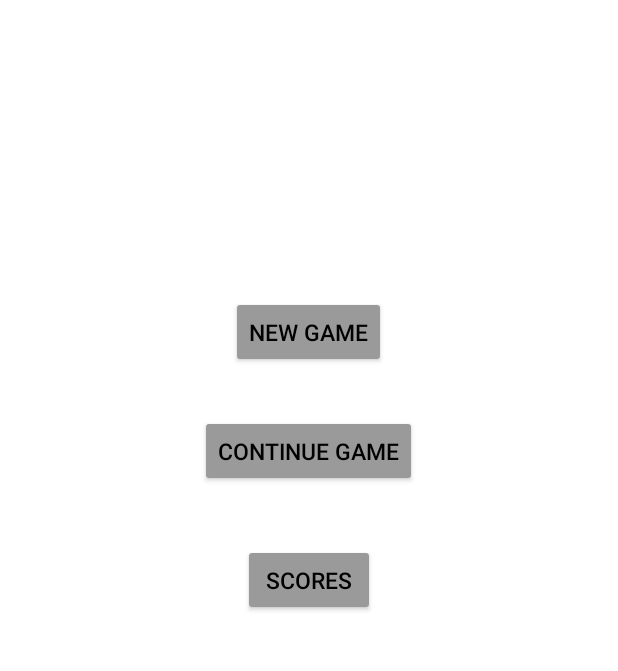
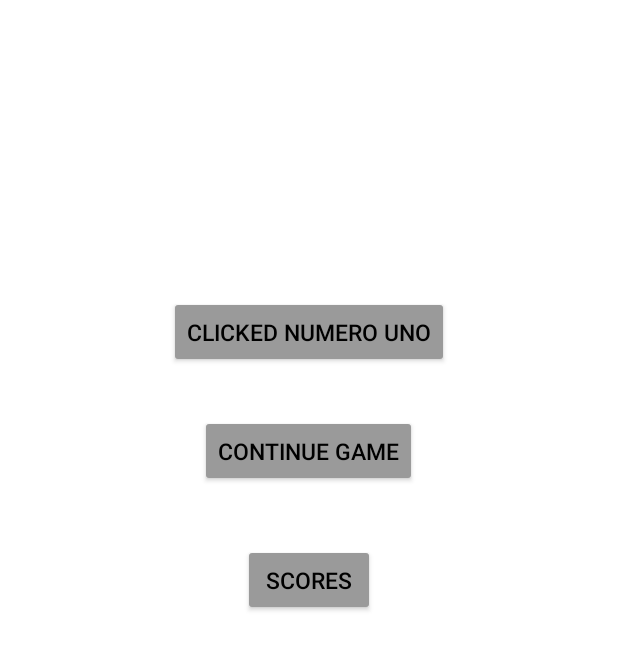
Before and after one commit to AlexBlair42/StickChase, an Android app: the screen it shows after launch (MainActivity), in the options menu, after a tap on "Settings", on a phone screen of 412 x 824 dp, the part 209-880 px from its top. Run offline under Robolectric (Android 15) with nearby library versions, the light colour scheme and no system bars.

```diff
--- a/StickChase/app/build.gradle
+++ b/StickChase/app/build.gradle
@@ -22,4 +22,5 @@ android {
 dependencies {
     compile fileTree(dir: 'libs', include: ['*.jar'])
     compile 'com.android.support:appcompat-v7:23.2.0'
+    compile 'com.android.support:design:23.2.0'
 }
--- a/StickChase/app/src/main/java/com/dna/stickchase/stickchase/MainActivity.java
+++ b/StickChase/app/src/main/java/com/dna/stickchase/stickchase/MainActivity.java
@@ -4,6 +4,8 @@ import android.support.v7.app.AppCompatActivity;
 import android.os.Bundle;
 import android.view.Menu;
 import android.view.MenuItem;
+import android.view.View;
+import android.widget.Button;
 
 public class MainActivity extends AppCompatActivity {
 
@@ -11,6 +13,13 @@ public class MainActivity extends AppCompatActivity {
     protected void onCreate(Bundle savedInstanceState) {
         super.onCreate(savedInstanceState);
         setContentView(R.layout.activity_main);
+    }
+
+    public void buttonOnClick(View v){
+
+        Button button = (Button)v;
+
+        ((Button) v).setText("Clicked Numero Uno");
     }
 
     @Override
--- a/StickChase/app/src/main/res/layout/activity_main.xml
+++ b/StickChase/app/src/main/res/layout/activity_main.xml
@@ -30,7 +30,8 @@
         android:layout_marginBottom="31dp"
         android:textColor="#000000"
         android:textSize="15dp"
-        android:backgroundTint="#9a9a9a" />
+        android:backgroundTint="#9a9a9a"
+        android:onClick="buttonOnClick" />
 
     <Button
         android:layout_width="wrap_content"
--- /dev/null
+++ b/StickChase/app/src/main/res/values-v21/styles.xml
@@ -0,0 +1,9 @@
+<resources>>
+
+    <style name="AppTheme.NoActionBar">
+        <item name="windowActionBar">false</item>
+        <item name="windowNoTitle">true</item>
+        <item name="android:windowDrawsSystemBarBackgrounds">true</item>
+        <item name="android:statusBarColor">@android:color/transparent</item>
+    </style>
+</resources>
--- a/StickChase/app/src/main/res/values/dimens.xml
+++ b/StickChase/app/src/main/res/values/dimens.xml
@@ -2,4 +2,5 @@
     <!-- Default screen margins, per the Android Design guidelines. -->
     <dimen name="activity_horizontal_margin">16dp</dimen>
     <dimen name="activity_vertical_margin">16dp</dimen>
+    <dimen name="fab_margin">16dp</dimen>
 </resources>
--- a/StickChase/app/src/main/res/values/strings.xml
+++ b/StickChase/app/src/main/res/values/strings.xml
@@ -3,4 +3,5 @@
 
     <string name="hello_world">Hello world!</string>
     <string name="action_settings">Settings</string>
+    <string name="title_activity_game">Game</string>
 </resources>
--- a/StickChase/app/src/main/res/values/styles.xml
+++ b/StickChase/app/src/main/res/values/styles.xml
@@ -5,4 +5,13 @@
         <!-- Customize your theme here. -->
     </style>
 
+    <style name="AppTheme.NoActionBar">
+        <item name="windowActionBar">false</item>
+        <item name="windowNoTitle">true</item>
+    </style>
+
+    <style name="AppTheme.AppBarOverlay" parent="ThemeOverlay.AppCompat.Dark.ActionBar" />
+
+    <style name="AppTheme.PopupOverlay" parent="ThemeOverlay.AppCompat.Light" />
+
 </resources>
```
Also changed, not shown: StickChase/app/src/main/AndroidManifest.xml (+7 -3 lines), StickChase/app/src/main/java/com/dna/stickchase/stickchase/Game.java (added, +29 -0 lines), StickChase/app/src/main/res/layout/activity_game.xml (added, +17 -0 lines), StickChase/app/src/main/res/layout/content_game.xml (added, +15 -0 lines), 1 other file.
